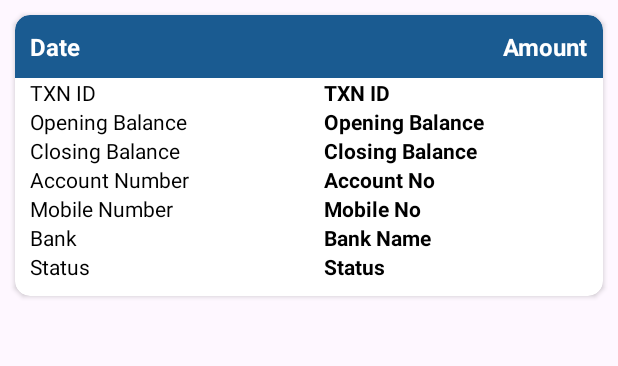
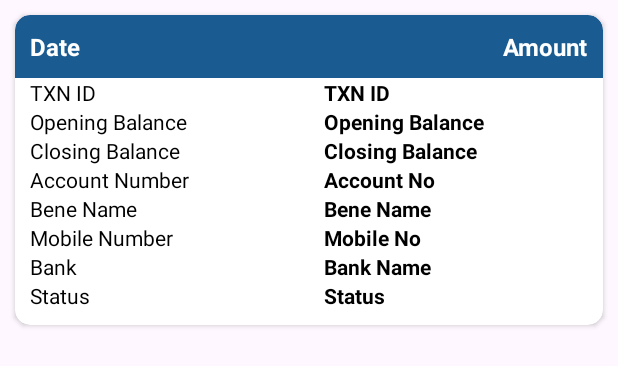
Before and after one commit to BhushanLamba/InstantPayment, an Android app: the layout dmt_report_item.xml on its own in the app's theme, with its tools: preview values and no code run, on a phone screen of 412 x 824 dp. Shown: the top 366 px of the screen. Run offline under Robolectric (Android 15) with nearby library versions, the phone set to English and light mode, and no system bars; network calls fail.

Commit message:
Second Commit

```diff
--- a/app/src/main/java/it/services/instantpayment/adapters/ReportsAdapter.kt
+++ b/app/src/main/java/it/services/instantpayment/adapters/ReportsAdapter.kt
@@ -96,6 +96,7 @@ class ReportsAdapter(
             val bankName = reportsList[position].getString("BankName")
             val txnId = reportsList[position].getString("TxnId")
             val mobileNo = reportsList[position].getString("Mobileno")
+            val beneName = reportsList[position].optString("beneName")
 
             holder.binding.apply {
                 tvDate.text = date
@@ -107,6 +108,7 @@ class ReportsAdapter(
                 tvBankName.text = bankName
                 tvAccountNo.text = accountNumber
                 tvMobileNo.text = mobileNo
+                tvBeneName.text = beneName
 
             }
         }
--- a/app/src/main/java/it/services/instantpayment/ui/dashboard/HomeFragment.kt
+++ b/app/src/main/java/it/services/instantpayment/ui/dashboard/HomeFragment.kt
@@ -177,6 +177,9 @@ class HomeFragment : Fragment() {
     @SuppressLint("SetTextI18n")
     private fun handleClicksAndEvents() {
         binding.apply {
+
+            binding.tvMobile.text=MainActivity.MOBILE_NO
+
             prepaidLy.setOnClickListener {
                 operatorViewModel.getOperator(MainActivity.LOGIN_SESSION, OPERATOR_KEY, "1")
             }
--- a/app/src/main/java/it/services/instantpayment/ui/dmt/AddBeneFragment.kt
+++ b/app/src/main/java/it/services/instantpayment/ui/dmt/AddBeneFragment.kt
@@ -137,6 +137,7 @@ class AddBeneFragment : Fragment() {
 
                 is Response.Success -> {
                     progressDialog.dismiss()
+                    AlertDialog.Builder(context).setMessage("Verified").setPositiveButton("ok",null).show()
                     val beneName= response.data.toString()
                     binding.etName.setText(beneName)
 
--- a/app/src/main/res/layout/dmt_report_item.xml
+++ b/app/src/main/res/layout/dmt_report_item.xml
@@ -155,6 +155,31 @@
                 android:layout_height="wrap_content"
                 android:layout_marginHorizontal="10dp"
                 android:layout_weight="1"
+                android:text="Bene Name"
+                android:textColor="@color/black" />
+
+            <TextView
+                android:id="@+id/tv_bene_name"
+                android:layout_width="match_parent"
+                android:layout_height="wrap_content"
+                android:layout_marginHorizontal="10dp"
+                android:layout_weight="1"
+                android:text="Bene Name"
+                android:textColor="@color/black"
+                android:textStyle="bold" />
+
+        </LinearLayout>
+
+        <LinearLayout
+            android:layout_width="match_parent"
+            android:layout_height="wrap_content"
+            android:orientation="horizontal">
+
+            <TextView
+                android:layout_width="match_parent"
+                android:layout_height="wrap_content"
+                android:layout_marginHorizontal="10dp"
+                android:layout_weight="1"
                 android:text="Mobile Number"
                 android:textColor="@color/black" />
 
--- a/app/src/main/res/layout/fragment_home.xml
+++ b/app/src/main/res/layout/fragment_home.xml
@@ -25,6 +25,7 @@
                 android:orientation="horizontal">
 
                 <TextView
+                    android:id="@+id/tv_mobile"
                     android:layout_width="match_parent"
                     android:layout_height="wrap_content"
                     android:layout_margin="10dp"
```
Also changed, not shown: app/src/main/java/it/services/instantpayment/ui/reports/ReportsFragment.kt (+22 -2 lines), app/src/main/res/layout/fragment_reports.xml (+22 -0 lines), app/src/main/res/drawable/not_found.png (added).
